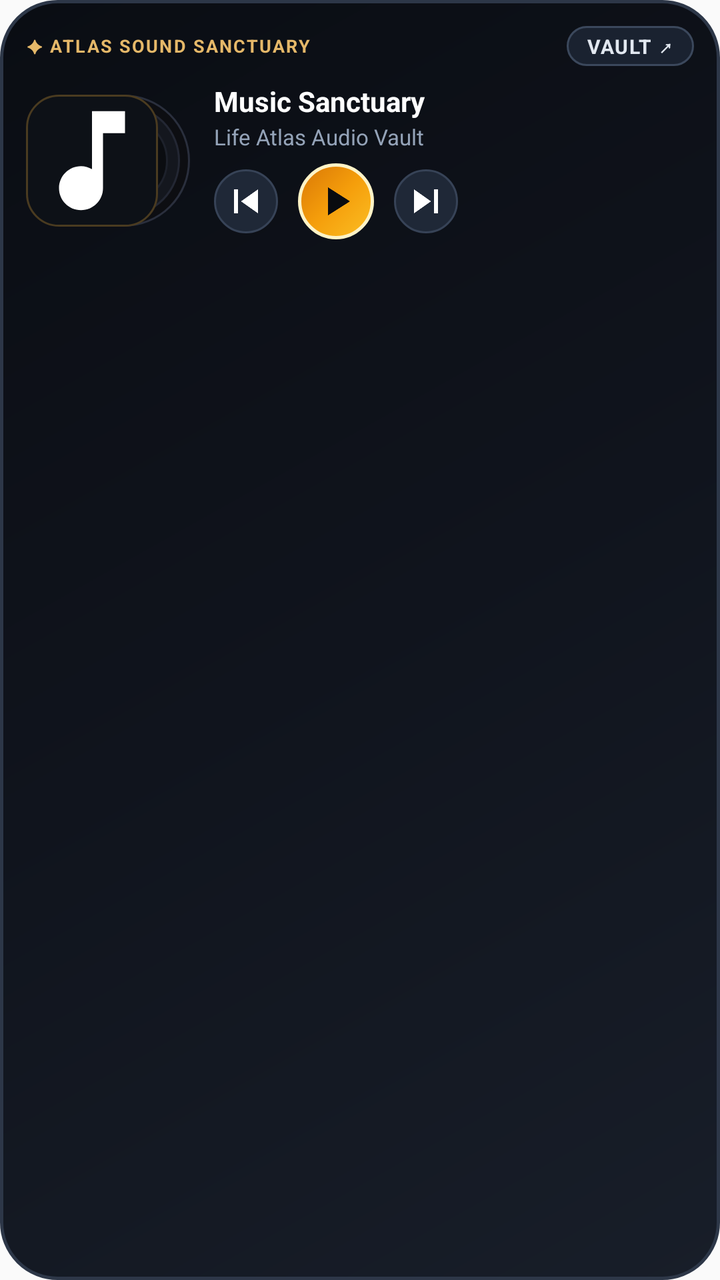
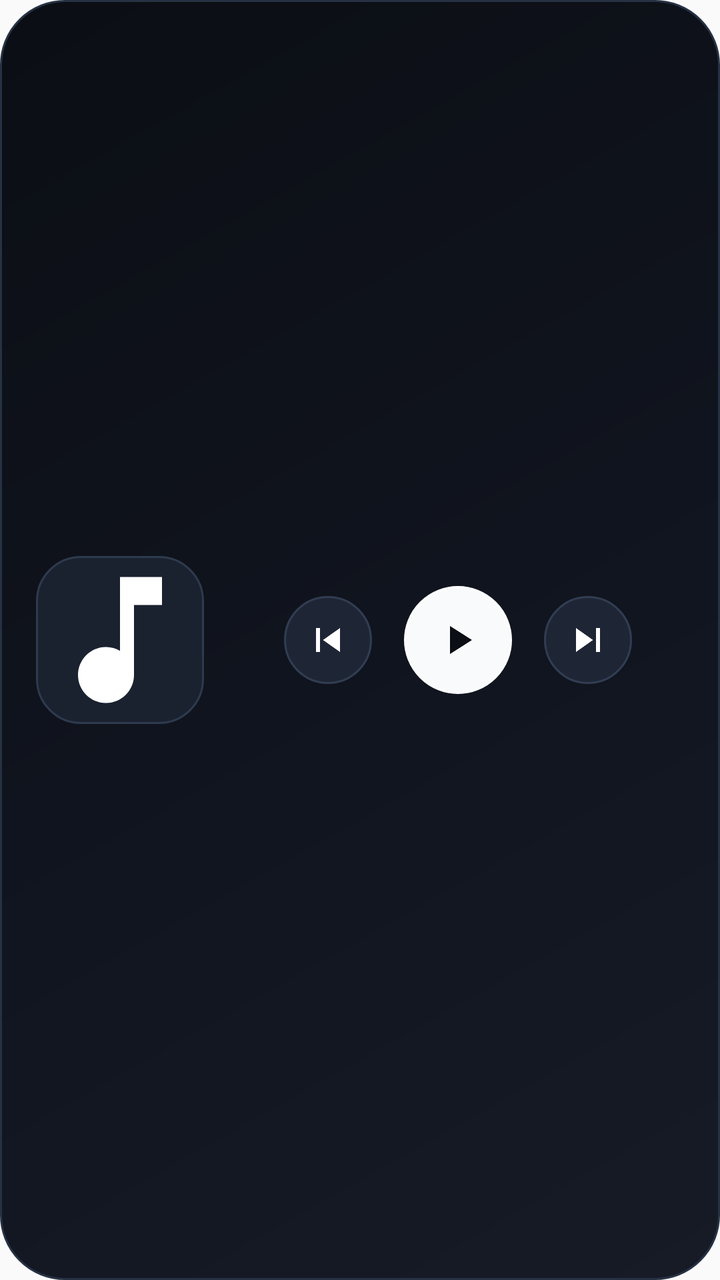

Two renders of the same Android screen: before a commit and after it. Below are the layout's source before the change and the commit's diff.
<!-- AndroidManifest.xml: application theme AppTheme -->
<!-- res/layout/widget_music_vault.xml -->
<?xml version="1.0" encoding="utf-8"?>
<RelativeLayout xmlns:android="http://schemas.android.com/apk/res/android"
    android:id="@+id/widget_container"
    android:layout_width="match_parent"
    android:layout_height="match_parent"
    android:background="@drawable/widget_bg"
    android:padding="13dp">

    
    <RelativeLayout
        android:id="@+id/widget_top_row"
        android:layout_width="match_parent"
        android:layout_height="wrap_content"
        android:layout_alignParentTop="true">

        
        <TextView
            android:id="@+id/widget_badge"
            android:layout_width="wrap_content"
            android:layout_height="wrap_content"
            android:layout_alignParentStart="true"
            android:layout_centerVertical="true"
            android:text="✦ ATLAS SOUND SANCTUARY"
            android:textColor="#E5B869"
            android:textSize="9sp"
            android:textStyle="bold"
            android:letterSpacing="0.08"
            android:singleLine="true" />

        
        <TextView
            android:id="@+id/widget_btn_vault"
            android:layout_width="wrap_content"
            android:layout_height="wrap_content"
            android:layout_alignParentEnd="true"
            android:layout_centerVertical="true"
            android:background="@drawable/widget_vault_pill_bg"
            android:paddingStart="10dp"
            android:paddingTop="3dp"
            android:paddingEnd="10dp"
            android:paddingBottom="3dp"
            android:text="VAULT ↗"
            android:textColor="#E2E8F0"
            android:textSize="10sp"
            android:textStyle="bold"
            android:letterSpacing="0.05" />
    </RelativeLayout>

    
    <RelativeLayout
        android:id="@+id/widget_player_body"
        android:layout_width="match_parent"
        android:layout_height="wrap_content"
        android:layout_below="@id/widget_top_row"
        android:layout_centerVertical="true"
        android:layout_marginTop="8dp">

        
        <FrameLayout
            android:id="@+id/widget_turntable_frame"
            android:layout_width="82dp"
            android:layout_height="76dp"
            android:layout_alignParentStart="true"
            android:layout_centerVertical="true">

            
            <ImageView
                android:id="@+id/widget_vinyl"
                android:layout_width="66dp"
                android:layout_height="66dp"
                android:layout_gravity="end|center_vertical"
                android:scaleType="fitCenter"
                android:src="@drawable/widget_vinyl_disc"
                android:contentDescription="Vinyl Disc" />

            
            <ImageView
                android:id="@+id/widget_artwork"
                android:layout_width="66dp"
                android:layout_height="66dp"
                android:layout_gravity="start|center_vertical"
                android:background="@drawable/widget_artwork_bg"
                android:scaleType="centerCrop"
                android:src="@drawable/ic_stat_music"
                android:contentDescription="@string/app_name" />
        </FrameLayout>

        
        <LinearLayout
            android:layout_width="match_parent"
            android:layout_height="wrap_content"
            android:layout_toEndOf="@id/widget_turntable_frame"
            android:layout_centerVertical="true"
            android:layout_marginStart="12dp"
            android:orientation="vertical">

            
            <TextView
                android:id="@+id/widget_title"
                android:layout_width="match_parent"
                android:layout_height="wrap_content"
                android:text="Music Sanctuary"
                android:textColor="#FFFFFF"
                android:textSize="14sp"
                android:textStyle="bold"
                android:singleLine="true"
                android:ellipsize="end" />

            
            <TextView
                android:id="@+id/widget_artist"
                android:layout_width="match_parent"
                android:layout_height="wrap_content"
                android:layout_marginTop="1dp"
                android:text="Life Atlas Audio Vault"
                android:textColor="#94A3B8"
                android:textSize="11sp"
                android:singleLine="true"
                android:ellipsize="end" />

            
            <LinearLayout
                android:layout_width="wrap_content"
                android:layout_height="wrap_content"
                android:layout_marginTop="6dp"
                android:gravity="center_vertical"
                android:orientation="horizontal">

                <ImageButton
                    android:id="@+id/widget_btn_prev"
                    android:layout_width="32dp"
                    android:layout_height="32dp"
                    android:background="@drawable/widget_button_bg"
                    android:scaleType="centerInside"
                    android:src="@drawable/ic_media_prev"
                    android:tint="#FFFFFF"
                    android:contentDescription="Previous Track" />

                <ImageButton
                    android:id="@+id/widget_btn_play"
                    android:layout_width="38dp"
                    android:layout_height="38dp"
                    android:layout_marginStart="10dp"
                    android:layout_marginEnd="10dp"
                    android:background="@drawable/widget_play_bg"
                    android:scaleType="centerInside"
                    android:src="@drawable/ic_media_play"
                    android:tint="#090B0F"
                    android:contentDescription="Play or Pause" />

                <ImageButton
                    android:id="@+id/widget_btn_next"
                    android:layout_width="32dp"
                    android:layout_height="32dp"
                    android:background="@drawable/widget_button_bg"
                    android:scaleType="centerInside"
                    android:src="@drawable/ic_media_next"
                    android:tint="#FFFFFF"
                    android:contentDescription="Next Track" />
            </LinearLayout>
        </LinearLayout>

    </RelativeLayout>

</RelativeLayout>
<!-- resources referenced by this layout -->
<resources>
  <!-- drawable widget_artwork_bg (drawable) -->
  <?xml version="1.0" encoding="utf-8"?>
  <shape xmlns:android="http://schemas.android.com/apk/res/android"
      android:shape="rectangle">
      <corners android:radius="16dp" />
      <solid android:color="#0D1117" />
      <stroke
          android:width="1dp"
          android:color="#4A3B20" />
  </shape>
  <!-- drawable widget_bg (drawable) -->
  <?xml version="1.0" encoding="utf-8"?>
  <shape xmlns:android="http://schemas.android.com/apk/res/android"
      android:shape="rectangle">
      <corners android:radius="28dp" />
      <gradient
          android:angle="135"
          android:startColor="#181E29"
          android:centerColor="#10141D"
          android:endColor="#0A0D13"
          android:type="linear" />
      <stroke
          android:width="1.5dp"
          android:color="#2D3748" />
  </shape>
  <!-- drawable widget_button_bg (drawable) -->
  <?xml version="1.0" encoding="utf-8"?>
  <shape xmlns:android="http://schemas.android.com/apk/res/android"
      android:shape="oval">
      <solid android:color="#1F2837" />
      <stroke
          android:width="1dp"
          android:color="#374357" />
  </shape>
  <!-- drawable widget_play_bg (drawable) -->
  <?xml version="1.0" encoding="utf-8"?>
  <shape xmlns:android="http://schemas.android.com/apk/res/android"
      android:shape="oval">
      <gradient
          android:angle="135"
          android:startColor="#FBBF24"
          android:centerColor="#F59E0B"
          android:endColor="#D97706"
          android:type="linear" />
      <stroke
          android:width="1.5dp"
          android:color="#FEF3C7" />
  </shape>
  <!-- drawable widget_vault_pill_bg (drawable) -->
  <?xml version="1.0" encoding="utf-8"?>
  <shape xmlns:android="http://schemas.android.com/apk/res/android"
      android:shape="rectangle">
      <corners android:radius="14dp" />
      <solid android:color="#1A2230" />
      <stroke
          android:width="1dp"
          android:color="#3B485C" />
  </shape>
  <!-- drawable widget_vinyl_disc (drawable) -->
  <?xml version="1.0" encoding="utf-8"?>
  <layer-list xmlns:android="http://schemas.android.com/apk/res/android">
      
      <item>
          <shape android:shape="oval">
              <solid android:color="#0D0E12" />
              <stroke
                  android:width="1dp"
                  android:color="#2A2F3D" />
          </shape>
      </item>
      
      <item
          android:top="5dp"
          android:bottom="5dp"
          android:left="5dp"
          android:right="5dp">
          <shape android:shape="oval">
              <solid android:color="#14171E" />
              <stroke
                  android:width="1dp"
                  android:color="#232733" />
          </shape>
      </item>
      
      <item
          android:top="11dp"
          android:bottom="11dp"
          android:left="11dp"
          android:right="11dp">
          <shape android:shape="oval">
              <solid android:color="#0B0D11" />
              <stroke
                  android:width="1dp"
                  android:color="#1D212B" />
          </shape>
      </item>
      
      <item
          android:top="18dp"
          android:bottom="18dp"
          android:left="18dp"
          android:right="18dp">
          <shape android:shape="oval">
              <gradient
                  android:angle="45"
                  android:startColor="#E5B869"
                  android:endColor="#B38938"
                  android:type="linear" />
              <stroke
                  android:width="1dp"
                  android:color="#FFE8B0" />
          </shape>
      </item>
      
      <item
          android:top="27dp"
          android:bottom="27dp"
          android:left="27dp"
          android:right="27dp">
          <shape android:shape="oval">
              <solid android:color="#0A0B0E" />
          </shape>
      </item>
  </layer-list>
  <string name="app_name">Atlas Vault</string>
  <!-- unchanged entries left out for length: 5 -->
</resources>

<!-- the commit's change to res/layout/widget_music_vault.xml (unified diff, before → after) -->
@@ -4,162 +4,70 @@
     android:layout_width="match_parent"
     android:layout_height="match_parent"
     android:background="@drawable/widget_bg"
-    android:padding="13dp">
+    android:paddingStart="18dp"
+    android:paddingTop="14dp"
+    android:paddingEnd="18dp"
+    android:paddingBottom="14dp">
 
     
-    <RelativeLayout
-        android:id="@+id/widget_top_row"
+    <ImageView
+        android:id="@+id/widget_artwork"
+        android:layout_width="84dp"
+        android:layout_height="84dp"
+        android:layout_alignParentStart="true"
+        android:layout_centerVertical="true"
+        android:background="@drawable/widget_artwork_bg"
+        android:scaleType="centerCrop"
+        android:src="@drawable/ic_stat_music"
+        android:contentDescription="@string/app_name" />
+
+    
+    <LinearLayout
+        android:id="@+id/widget_controls_layout"
         android:layout_width="match_parent"
         android:layout_height="wrap_content"
-        android:layout_alignParentTop="true">
+        android:layout_toEndOf="@id/widget_artwork"
+        android:layout_alignParentEnd="true"
+        android:layout_centerVertical="true"
+        android:layout_marginStart="14dp"
+        android:gravity="center"
+        android:orientation="horizontal">
 
         
-        <TextView
-            android:id="@+id/widget_badge"
-            android:layout_width="wrap_content"
-            android:layout_height="wrap_content"
-            android:layout_alignParentStart="true"
-            android:layout_centerVertical="true"
-            android:text="✦ ATLAS SOUND SANCTUARY"
-            android:textColor="#E5B869"
-            android:textSize="9sp"
-            android:textStyle="bold"
-            android:letterSpacing="0.08"
-            android:singleLine="true" />
+        <ImageButton
+            android:id="@+id/widget_btn_prev"
+            android:layout_width="44dp"
+            android:layout_height="44dp"
+            android:background="@drawable/widget_button_bg"
+            android:scaleType="centerInside"
+            android:src="@drawable/ic_media_prev"
+            android:tint="#FFFFFF"
+            android:contentDescription="Previous Track" />
 
         
-        <TextView
-            android:id="@+id/widget_btn_vault"
-            android:layout_width="wrap_content"
-            android:layout_height="wrap_content"
-            android:layout_alignParentEnd="true"
-            android:layout_centerVertical="true"
-            android:background="@drawable/widget_vault_pill_bg"
-            android:paddingStart="10dp"
-            android:paddingTop="3dp"
-            android:paddingEnd="10dp"
-            android:paddingBottom="3dp"
-            android:text="VAULT ↗"
-            android:textColor="#E2E8F0"
-            android:textSize="10sp"
-            android:textStyle="bold"
-            android:letterSpacing="0.05" />
-    </RelativeLayout>
-
-    
-    <RelativeLayout
-        android:id="@+id/widget_player_body"
-        android:layout_width="match_parent"
-        android:layout_height="wrap_content"
-        android:layout_below="@id/widget_top_row"
-        android:layout_centerVertical="true"
-        android:layout_marginTop="8dp">
+        <ImageButton
+            android:id="@+id/widget_btn_play"
+            android:layout_width="54dp"
+            android:layout_height="54dp"
+            android:layout_marginStart="16dp"
+            android:layout_marginEnd="16dp"
+            android:background="@drawable/widget_play_bg"
+            android:scaleType="centerInside"
+            android:src="@drawable/ic_media_play"
+            android:tint="#0B0E14"
+            android:contentDescription="Play or Pause" />
 
         
-        <FrameLayout
-            android:id="@+id/widget_turntable_frame"
-            android:layout_width="82dp"
-            android:layout_height="76dp"
-            android:layout_alignParentStart="true"
-            android:layout_centerVertical="true">
+        <ImageButton
+            android:id="@+id/widget_btn_next"
+            android:layout_width="44dp"
+            android:layout_height="44dp"
+            android:background="@drawable/widget_button_bg"
+            android:scaleType="centerInside"
+            android:src="@drawable/ic_media_next"
+            android:tint="#FFFFFF"
+            android:contentDescription="Next Track" />
 
-            
-            <ImageView
-                android:id="@+id/widget_vinyl"
-                android:layout_width="66dp"
-                android:layout_height="66dp"
-                android:layout_gravity="end|center_vertical"
-                android:scaleType="fitCenter"
-                android:src="@drawable/widget_vinyl_disc"
-                android:contentDescription="Vinyl Disc" />
-
-            
-            <ImageView
-                android:id="@+id/widget_artwork"
-                android:layout_width="66dp"
-                android:layout_height="66dp"
-                android:layout_gravity="start|center_vertical"
-                android:background="@drawable/widget_artwork_bg"
-                android:scaleType="centerCrop"
-                android:src="@drawable/ic_stat_music"
-                android:contentDescription="@string/app_name" />
-        </FrameLayout>
-
-        
-        <LinearLayout
-            android:layout_width="match_parent"
-            android:layout_height="wrap_content"
-            android:layout_toEndOf="@id/widget_turntable_frame"
-            android:layout_centerVertical="true"
-            android:layout_marginStart="12dp"
-            android:orientation="vertical">
-
-            
-            <TextView
-                android:id="@+id/widget_title"
-                android:layout_width="match_parent"
-                android:layout_height="wrap_content"
-                android:text="Music Sanctuary"
-                android:textColor="#FFFFFF"
-                android:textSize="14sp"
-                android:textStyle="bold"
-                android:singleLine="true"
-                android:ellipsize="end" />
-
-            
-            <TextView
-                android:id="@+id/widget_artist"
-                android:layout_width="match_parent"
-                android:layout_height="wrap_content"
-                android:layout_marginTop="1dp"
-                android:text="Life Atlas Audio Vault"
-                android:textColor="#94A3B8"
-                android:textSize="11sp"
-                android:singleLine="true"
-                android:ellipsize="end" />
-
-            
-            <LinearLayout
-                android:layout_width="wrap_content"
-                android:layout_height="wrap_content"
-                android:layout_marginTop="6dp"
-                android:gravity="center_vertical"
-                android:orientation="horizontal">
-
-                <ImageButton
-                    android:id="@+id/widget_btn_prev"
-                    android:layout_width="32dp"
-                    android:layout_height="32dp"
-                    android:background="@drawable/widget_button_bg"
-                    android:scaleType="centerInside"
-                    android:src="@drawable/ic_media_prev"
-                    android:tint="#FFFFFF"
-                    android:contentDescription="Previous Track" />
-
-                <ImageButton
-                    android:id="@+id/widget_btn_play"
-                    android:layout_width="38dp"
-                    android:layout_height="38dp"
-                    android:layout_marginStart="10dp"
-                    android:layout_marginEnd="10dp"
-                    android:background="@drawable/widget_play_bg"
-                    android:scaleType="centerInside"
-                    android:src="@drawable/ic_media_play"
-                    android:tint="#090B0F"
-                    android:contentDescription="Play or Pause" />
-
-                <ImageButton
-                    android:id="@+id/widget_btn_next"
-                    android:layout_width="32dp"
-                    android:layout_height="32dp"
-                    android:background="@drawable/widget_button_bg"
-                    android:scaleType="centerInside"
-                    android:src="@drawable/ic_media_next"
-                    android:tint="#FFFFFF"
-                    android:contentDescription="Next Track" />
-            </LinearLayout>
-        </LinearLayout>
-
-    </RelativeLayout>
+    </LinearLayout>
 
 </RelativeLayout>
<!-- resource entries referenced after the edit -->
@@ -4,126 +4,45 @@
   <?xml version="1.0" encoding="utf-8"?>
   <shape xmlns:android="http://schemas.android.com/apk/res/android"
       android:shape="rectangle">
-      <corners android:radius="16dp" />
-      <solid android:color="#0D1117" />
+      <corners android:radius="22dp" />
+      <solid android:color="#1A2230" />
       <stroke
           android:width="1dp"
-          android:color="#4A3B20" />
+          android:color="#2E3A4E" />
   </shape>
   <!-- drawable widget_bg (drawable) -->
   <?xml version="1.0" encoding="utf-8"?>
   <shape xmlns:android="http://schemas.android.com/apk/res/android"
       android:shape="rectangle">
-      <corners android:radius="28dp" />
+      <corners android:radius="32dp" />
       <gradient
           android:angle="135"
-          android:startColor="#181E29"
-          android:centerColor="#10141D"
-          android:endColor="#0A0D13"
+          android:startColor="#161B26"
+          android:centerColor="#10141E"
+          android:endColor="#0B0E14"
           android:type="linear" />
       <stroke
-          android:width="1.5dp"
-          android:color="#2D3748" />
+          android:width="1dp"
+          android:color="#263143" />
   </shape>
   <!-- drawable widget_button_bg (drawable) -->
   <?xml version="1.0" encoding="utf-8"?>
   <shape xmlns:android="http://schemas.android.com/apk/res/android"
       android:shape="oval">
-      <solid android:color="#1F2837" />
+      <solid android:color="#1E2636" />
       <stroke
           android:width="1dp"
-          android:color="#374357" />
+          android:color="#313D52" />
   </shape>
   <!-- drawable widget_play_bg (drawable) -->
   <?xml version="1.0" encoding="utf-8"?>
   <shape xmlns:android="http://schemas.android.com/apk/res/android"
       android:shape="oval">
-      <gradient
-          android:angle="135"
-          android:startColor="#FBBF24"
-          android:centerColor="#F59E0B"
-          android:endColor="#D97706"
-          android:type="linear" />
-      <stroke
-          android:width="1.5dp"
-          android:color="#FEF3C7" />
-  </shape>
-  <!-- drawable widget_vault_pill_bg (drawable) -->
-  <?xml version="1.0" encoding="utf-8"?>
-  <shape xmlns:android="http://schemas.android.com/apk/res/android"
-      android:shape="rectangle">
-      <corners android:radius="14dp" />
-      <solid android:color="#1A2230" />
+      <solid android:color="#F8FAFC" />
       <stroke
           android:width="1dp"
-          android:color="#3B485C" />
+          android:color="#FFFFFF" />
   </shape>
-  <!-- drawable widget_vinyl_disc (drawable) -->
-  <?xml version="1.0" encoding="utf-8"?>
-  <layer-list xmlns:android="http://schemas.android.com/apk/res/android">
-      
-      <item>
-          <shape android:shape="oval">
-              <solid android:color="#0D0E12" />
-              <stroke
-                  android:width="1dp"
-                  android:color="#2A2F3D" />
-          </shape>
-      </item>
-      
-      <item
-          android:top="5dp"
-          android:bottom="5dp"
-          android:left="5dp"
-          android:right="5dp">
-          <shape android:shape="oval">
-              <solid android:color="#14171E" />
-              <stroke
-                  android:width="1dp"
-                  android:color="#232733" />
-          </shape>
-      </item>
-      
-      <item
-          android:top="11dp"
-          android:bottom="11dp"
-          android:left="11dp"
-          android:right="11dp">
-          <shape android:shape="oval">
-              <solid android:color="#0B0D11" />
-              <stroke
-                  android:width="1dp"
-                  android:color="#1D212B" />
-          </shape>
-      </item>
-      
-      <item
-          android:top="18dp"
-          android:bottom="18dp"
-          android:left="18dp"
-          android:right="18dp">
-          <shape android:shape="oval">
-              <gradient
-                  android:angle="45"
-                  android:startColor="#E5B869"
-                  android:endColor="#B38938"
-                  android:type="linear" />
-              <stroke
-                  android:width="1dp"
-                  android:color="#FFE8B0" />
-          </shape>
-      </item>
-      
-      <item
-          android:top="27dp"
-          android:bottom="27dp"
-          android:left="27dp"
-          android:right="27dp">
-          <shape android:shape="oval">
-              <solid android:color="#0A0B0E" />
-          </shape>
-      </item>
-  </layer-list>
   <string name="app_name">Atlas Vault</string>
   <!-- unchanged entries left out for length: 5 -->
 </resources>
